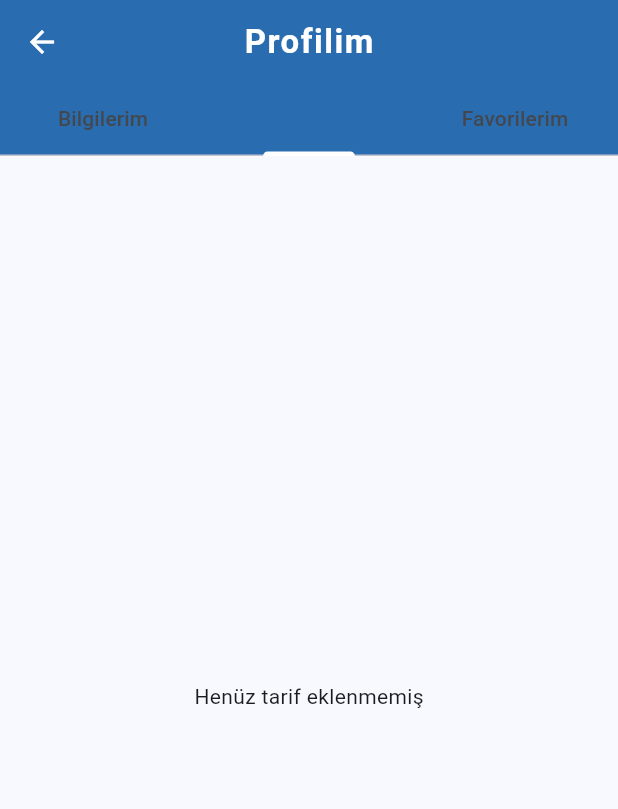
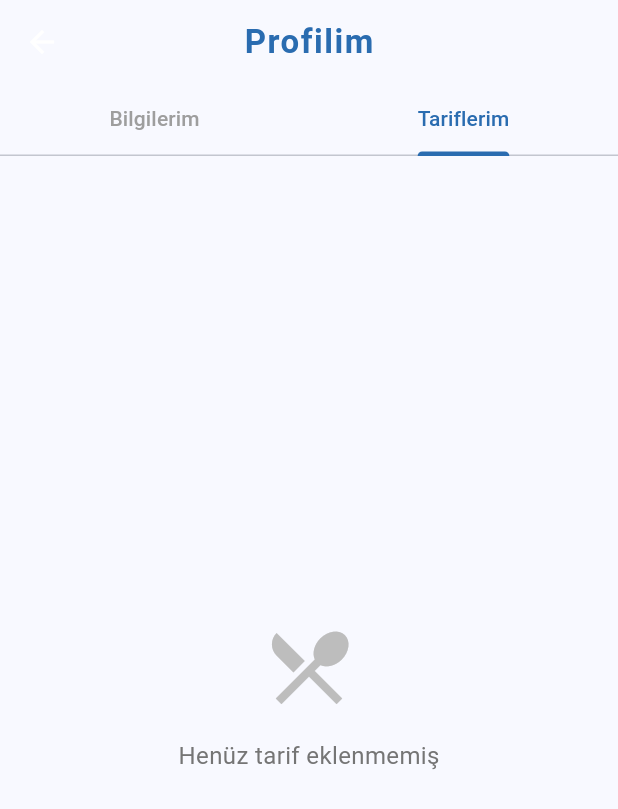
Before and after one commit to EnesBesiktas/yemek-tarifi-uygulamasi, a Flutter app: the ProfileScreen screen opened directly, tab 2 chosen, on a phone screen of 412 x 824 dp. Shown: the top 809 px of the screen. Run offline on Flutter 3.47's test engine with Material 3 defaults, Android fonts, the phone set to English and light mode, and no system bars; our stand-ins replace cloud_firestore, firebase_auth, firebase_core; accounts and stored records are empty; network calls fail; statements that could not run were skipped.

Commit message:
profil screen edited

```diff
--- a/tarifburda/lib/screens/profile_screen.dart
+++ b/tarifburda/lib/screens/profile_screen.dart
@@ -32,15 +32,25 @@
     }
 
     return DefaultTabController(
-      length: 3,
+      length: 2,
       child: Scaffold(
         appBar: AppBar(
-          title: const Text('Profilim'),
-          bottom: const TabBar(
-            tabs: [
+          elevation: 0,
+          backgroundColor: Theme.of(context).scaffoldBackgroundColor,
+          title: Text(
+            'Profilim',
+            style: TextStyle(
+              color: Theme.of(context).primaryColor,
+              fontWeight: FontWeight.bold,
+            ),
+          ),
+          bottom: TabBar(
+            indicatorColor: Theme.of(context).primaryColor,
+            labelColor: Theme.of(context).primaryColor,
+            unselectedLabelColor: Colors.grey,
+            tabs: const [
               Tab(text: 'Bilgilerim'),
               Tab(text: 'Tariflerim'),
-              Tab(text: 'Favorilerim'),
             ],
           ),
         ),
@@ -48,7 +58,6 @@
           children: [
             _buildUserInfoTab(user),
             _buildUserRecipesTab(user.uid),
-            _buildUserFavoritesTab(user.uid),
           ],
         ),
       ),
@@ -72,28 +81,53 @@
           return const Center(child: Text('Kullanıcı bilgileri bulunamadı'));
         }
 
-        return SingleChildScrollView(
-          padding: const EdgeInsets.all(16),
+        return Container(
+          decoration: BoxDecoration(
+            gradient: LinearGradient(
+              begin: Alignment.topCenter,
+              end: Alignment.bottomCenter,
+              colors: [
+                Theme.of(context).primaryColor.withOpacity(0.1),
+                Colors.white,
+              ],
+            ),
+          ),
+          child: SingleChildScrollView(
+            padding: const EdgeInsets.all(24),
             child: Column(
               crossAxisAlignment: CrossAxisAlignment.start,
               children: [
                 Center(
+                  child: Container(
+                    decoration: BoxDecoration(
+                      shape: BoxShape.circle,
+                      boxShadow: [
+                        BoxShadow(
+                          color: Colors.black.withOpacity(0.1),
+                          spreadRadius: 2,
+                          blurRadius: 10,
+                        ),
+                      ],
+                    ),
                     child: CircleAvatar(
-                  radius: 50,
+                      radius: 60,
+                      backgroundColor: Colors.white,
                       backgroundImage: userData['photoUrl'] != null
                           ? NetworkImage(userData['photoUrl'])
                           : null,
                       child: userData['photoUrl'] == null
-                      ? const Icon(Icons.person, size: 50)
+                          ? Icon(Icons.person, size: 60, color: Theme.of(context).primaryColor)
                           : null,
                     ),
                   ),
-              const SizedBox(height: 24),
-              _buildInfoCard('E-posta', userData['email'] ?? ''),
-              _buildInfoCard('Kullanıcı Adı', userData['displayName'] ?? ''),
-              _buildInfoCard('Kayıt Tarihi', formatTimestamp(userData['createdAt'])),
-              _buildInfoCard('Son Giriş', formatTimestamp(userData['lastLoginAt'])),
+                ),
+                const SizedBox(height: 32),
+                _buildInfoCard('E-posta', userData['email'] ?? '', Icons.email),
+                _buildInfoCard('Kullanıcı Adı', userData['displayName'] ?? '', Icons.person),
+                _buildInfoCard('Kayıt Tarihi', formatTimestamp(userData['createdAt']), Icons.calendar_today),
+                _buildInfoCard('Son Giriş', formatTimestamp(userData['lastLoginAt']), Icons.access_time),
               ],
+            ),
           ),
         );
       },
@@ -114,7 +148,26 @@
 
         final recipeIds = snapshot.data!;
         if (recipeIds.isEmpty) {
-          return const Center(child: Text('Henüz tarif eklenmemiş'));
+          return Center(
+            child: Column(
+              mainAxisAlignment: MainAxisAlignment.center,
+              children: [
+                Icon(
+                  Icons.restaurant_menu,
+                  size: 64,
+                  color: Colors.grey[400],
+                ),
+                const SizedBox(height: 16),
+                Text(
+                  'Henüz tarif eklenmemiş',
+                  style: TextStyle(
+                    color: Colors.grey[600],
+                    fontSize: 16,
+                  ),
+                ),
+              ],
+            ),
+          );
         }
 
         return StreamBuilder<List<Recipe>>(
@@ -133,26 +186,98 @@
                 .toList();
 
             return ListView.builder(
+              padding: const EdgeInsets.all(16),
               itemCount: recipes.length,
               itemBuilder: (context, index) {
                 final recipe = recipes[index];
                 return Card(
-                  margin: const EdgeInsets.symmetric(horizontal: 16, vertical: 8),
-                  child: ListTile(
-                    leading: recipe.imageUrl.isNotEmpty
-                        ? ClipRRect(
-                            borderRadius: BorderRadius.circular(8),
+                  elevation: 4,
+                  margin: const EdgeInsets.only(bottom: 16),
+                  shape: RoundedRectangleBorder(
+                    borderRadius: BorderRadius.circular(16),
+                  ),
+                  child: InkWell(
+                    borderRadius: BorderRadius.circular(16),
+                    onTap: () {
+                      // Navigate to recipe detail
+                    },
+                    child: Column(
+                      crossAxisAlignment: CrossAxisAlignment.start,
+                      children: [
+                        if (recipe.imageUrl.isNotEmpty)
+                          ClipRRect(
+                            borderRadius: const BorderRadius.vertical(
+                              top: Radius.circular(16),
+                            ),
                             child: Image.network(
                               recipe.imageUrl,
-                              width: 60,
-                              height: 60,
+                              height: 200,
+                              width: double.infinity,
                               fit: BoxFit.cover,
                             ),
-                          )
-                        : const Icon(Icons.restaurant, size: 40),
-                    title: Text(recipe.name),
-                    subtitle: Text(recipe.description),
-                    trailing: Text('${recipe.stars} ⭐'),
+                          ),
+                        Padding(
+                          padding: const EdgeInsets.all(16),
+                          child: Column(
+                            crossAxisAlignment: CrossAxisAlignment.start,
+                            children: [
+                              Row(
+                                mainAxisAlignment: MainAxisAlignment.spaceBetween,
+                                children: [
+                                  Expanded(
+                                    child: Text(
+                                      recipe.name,
+                                      style: const TextStyle(
+                                        fontSize: 18,
+                                        fontWeight: FontWeight.bold,
+                                      ),
+                                    ),
+                                  ),
+                                  Container(
+                                    padding: const EdgeInsets.symmetric(
+                                      horizontal: 12,
+                                      vertical: 6,
+                                    ),
+                                    decoration: BoxDecoration(
+                                      color: Theme.of(context).primaryColor.withOpacity(0.1),
+                                      borderRadius: BorderRadius.circular(20),
+                                    ),
+                                    child: Row(
+                                      mainAxisSize: MainAxisSize.min,
+                                      children: [
+                                        const Icon(
+                                          Icons.star,
+                                          size: 16,
+                                          color: Colors.amber,
+                                        ),
+                                        const SizedBox(width: 4),
+                                        Text(
+                                          recipe.stars.toString(),
+                                          style: TextStyle(
+                                            color: Theme.of(context).primaryColor,
+                                            fontWeight: FontWeight.bold,
+                                          ),
+                                        ),
+                                      ],
+                                    ),
+                                  ),
+                                ],
+                              ),
+                              const SizedBox(height: 8),
+                              Text(
+                                recipe.description,
+                                style: TextStyle(
+                                  color: Colors.grey[600],
+                                  fontSize: 14,
+                                ),
+                                maxLines: 2,
+                                overflow: TextOverflow.ellipsis,
+                              ),
+                            ],
+                          ),
+                        ),
+                      ],
+                    ),
                   ),
                 );
               },
@@ -163,74 +288,30 @@
     );
   }
 
-  Widget _buildUserFavoritesTab(String userId) {
-    return StreamBuilder<List<String>>(
-      stream: _userService.getUserFavorites(userId),
-      builder: (context, snapshot) {
-        if (snapshot.hasError) {
-          return Center(child: Text('Hata: ${snapshot.error}'));
-        }
-
-        if (!snapshot.hasData) {
-          return const Center(child: CircularProgressIndicator());
-        }
-
-        final favoriteIds = snapshot.data!;
-        if (favoriteIds.isEmpty) {
-          return const Center(child: Text('Henüz favori tarif eklenmemiş'));
-        }
-
-        return StreamBuilder<List<Recipe>>(
-          stream: _firestoreService.getRecipes(),
-          builder: (context, snapshot) {
-            if (snapshot.hasError) {
-              return Center(child: Text('Hata: ${snapshot.error}'));
-            }
-
-            if (!snapshot.hasData) {
-              return const Center(child: CircularProgressIndicator());
-            }
-
-            final recipes = snapshot.data!
-                .where((recipe) => favoriteIds.contains(recipe.id))
-                .toList();
-
-            return ListView.builder(
-              itemCount: recipes.length,
-              itemBuilder: (context, index) {
-                final recipe = recipes[index];
+  Widget _buildInfoCard(String title, String value, IconData icon) {
     return Card(
-                  margin: const EdgeInsets.symmetric(horizontal: 16, vertical: 8),
-                  child: ListTile(
-                    leading: recipe.imageUrl.isNotEmpty
-                        ? ClipRRect(
-                            borderRadius: BorderRadius.circular(8),
-                            child: Image.network(
-                              recipe.imageUrl,
-                              width: 60,
-                              height: 60,
-                              fit: BoxFit.cover,
+      elevation: 2,
+      margin: const EdgeInsets.only(bottom: 16),
+      shape: RoundedRectangleBorder(
+        borderRadius: BorderRadius.circular(12),
       ),
-                          )
-                        : const Icon(Icons.restaurant, size: 40),
-                    title: Text(recipe.name),
-                    subtitle: Text(recipe.description),
-                    trailing: Text('${recipe.stars} ⭐'),
-                  ),
-                );
-              },
-            );
-          },
-        );
-      },
-    );
-  }
-
-  Widget _buildInfoCard(String title, String value) {
-    return Card(
-      margin: const EdgeInsets.only(bottom: 16),
       child: Padding(
         padding: const EdgeInsets.all(16),
+        child: Row(
+          children: [
+            Container(
+              padding: const EdgeInsets.all(12),
+              decoration: BoxDecoration(
+                color: Colors.blue.withOpacity(0.1),
+                borderRadius: BorderRadius.circular(12),
+              ),
+              child: Icon(
+                icon,
+                color: Colors.blue,
+              ),
+            ),
+            const SizedBox(width: 16),
+            Expanded(
               child: Column(
                 crossAxisAlignment: CrossAxisAlignment.start,
                 children: [
@@ -252,6 +333,9 @@
                 ],
               ),
             ),
+          ],
+        ),
+      ),
     );
   }
 }
```
Lines whose indentation alone changed are shown as unchanged.
